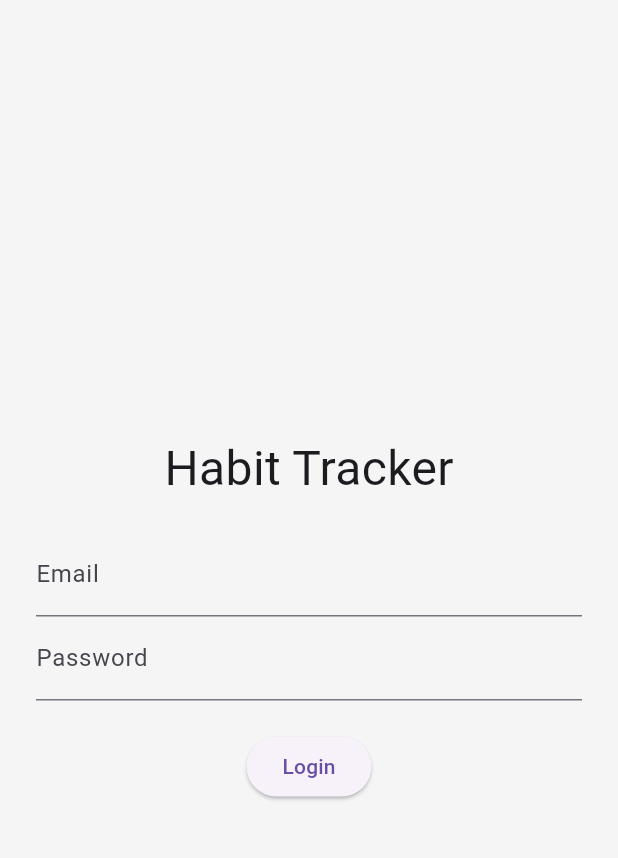
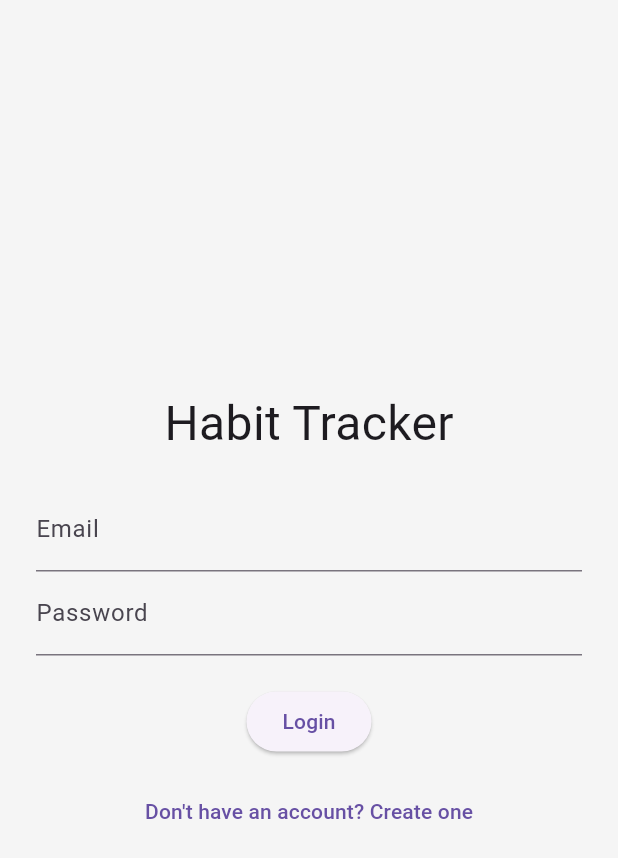
Before and after one commit to yoyoszarek/habit-tracker-app, a Flutter app: the LoginScreen screen opened directly, on a phone screen of 412 x 824 dp. Shown: the top 858 px of the screen. Run offline on Flutter 3.47's test engine with Material 3 defaults, Android fonts, the phone set to English and light mode, and no system bars; our stand-ins replace flutter_calendar_carousel, shared_preferences, table_calendar; accounts and stored records are empty.

Commit message:
just some touches

```diff
--- a/lib/screens/login_screen.dart
+++ b/lib/screens/login_screen.dart
@@ -1,4 +1,5 @@
 import 'package:flutter/material.dart';
+import 'package:habit/screens/create_account_screen.dart';
 import '../services/auth_service.dart';
 import 'home_screen.dart';
 
@@ -48,8 +49,23 @@ class _LoginScreenState extends State<LoginScreen> {
               TextField(controller: _passwordController, decoration: InputDecoration(labelText: 'Password'), obscureText: true),
               SizedBox(height: 20),
               _loading
-                  ? CircularProgressIndicator()
-                  : ElevatedButton(onPressed: _login, child: Text('Login')),
+    ? CircularProgressIndicator()
+    : Column(
+        children: [
+          ElevatedButton(onPressed: _login, child: Text('Login')),
+          SizedBox(height: 12),
+          TextButton(
+            onPressed: () {
+              Navigator.push(
+                context,
+                MaterialPageRoute(builder: (_) => CreateAccountScreen()),
+              );
+            },
+            child: Text("Don't have an account? Create one"),
+          ),
+        ],
+      ),
+
             ],
           ),
         ),
```
Also changed, not shown: lib/screens/create_account_screen.dart (added, +82 -0 lines).
